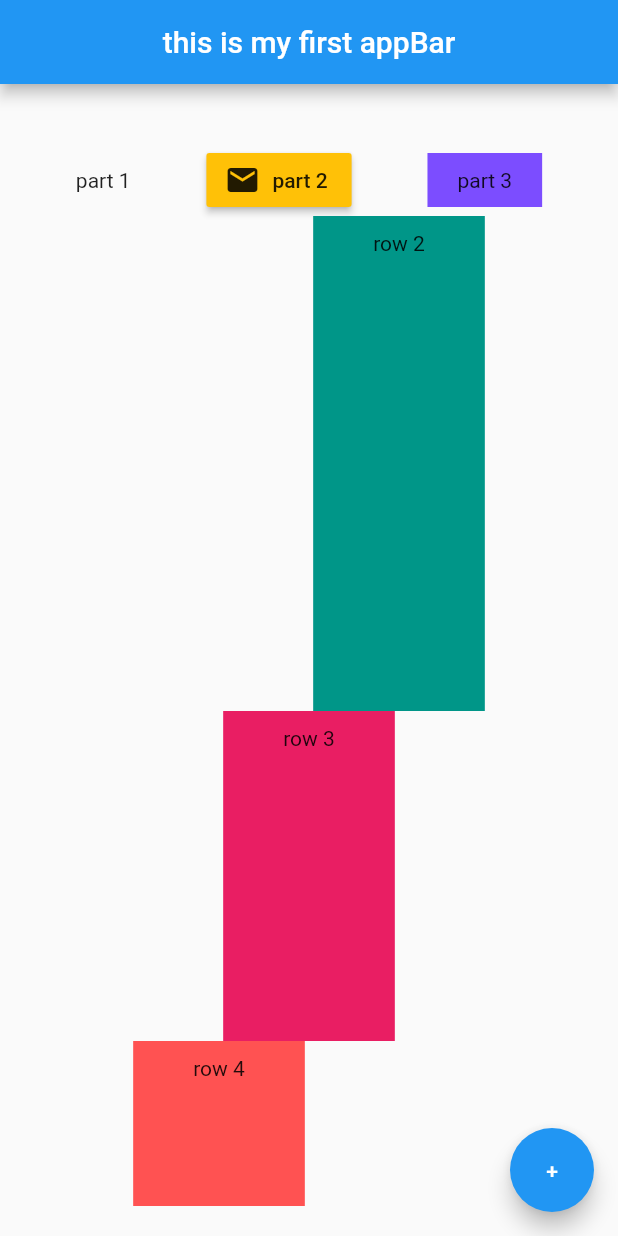
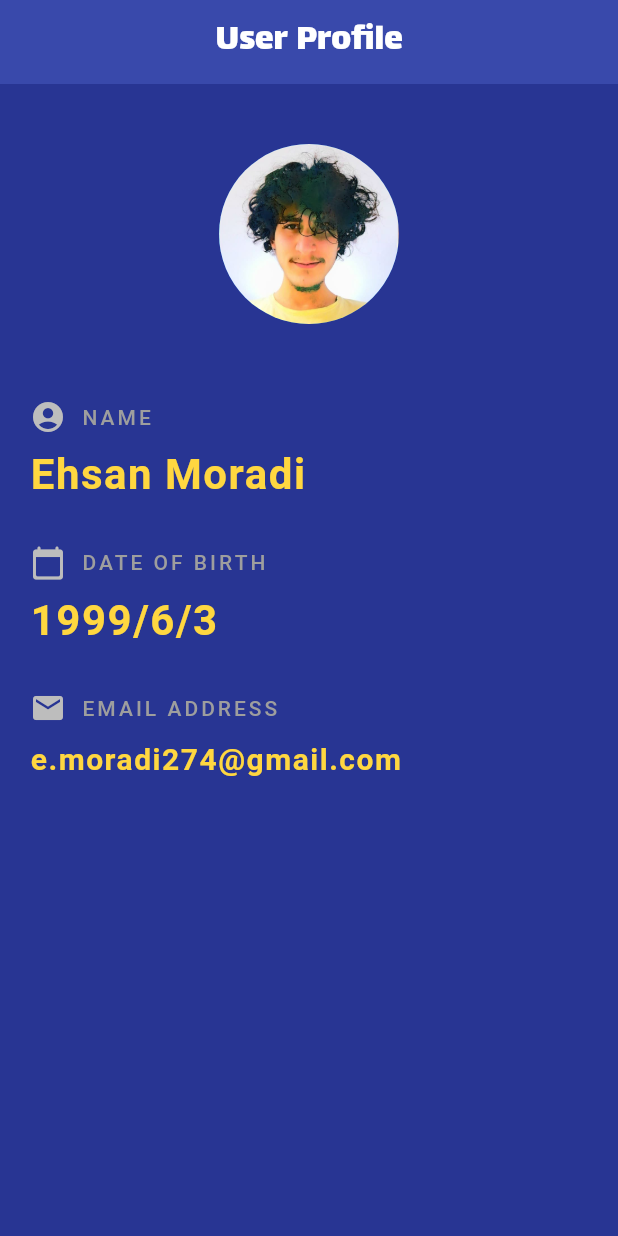
Before and after one commit to E837/First_FLutter_Repo, a Flutter app: the screen it shows after launch, on a phone screen of 412 x 824 dp. Run offline on Flutter 3.47's test engine with Material 2 defaults, Android fonts, the phone set to English and light mode, and no system bars.

Commit message:
session15 "userProfile UI exercise"

```diff
--- a/lib/main.dart
+++ b/lib/main.dart
@@ -10,67 +10,117 @@ class Home extends StatelessWidget {
   @override
   Widget build(BuildContext context) {
     return Scaffold(
+      backgroundColor: Colors.indigo[800],
       appBar: AppBar(
-        title: Text('this is my first appBar'),
+        elevation: 0,
+        backgroundColor: Colors.indigo[600],
         centerTitle: true,
+        title: Text(
+          'User Profile',
+          style: TextStyle(
+            fontFamily: 'lalezar',
+            fontSize: 25,
+            wordSpacing: 2,
+          ),
+        ),
       ),
-      body: Container(
-        margin: EdgeInsets.only(bottom: 20),
+      body: Padding(
+        padding: EdgeInsets.symmetric(horizontal: 20, vertical: 40),
         child: Column(
-          mainAxisAlignment: MainAxisAlignment.spaceBetween,
-          crossAxisAlignment: CrossAxisAlignment.center,
+          crossAxisAlignment: CrossAxisAlignment.start,
           children: [
-            Container(
-              child: Row(
-                mainAxisAlignment: MainAxisAlignment.spaceEvenly,
-                children: [
-                  Text('part 1'),
-                  RaisedButton.icon(
-                    onPressed: () {},
-                    label: Text('part 2'),
-                    color: Colors.amber,
-                    icon: Icon(Icons.mail),
-                  ),
-                  Container(
-                    color: Colors.deepPurpleAccent,
-                    padding: EdgeInsets.symmetric(horizontal: 20, vertical: 10),
-                    child: Text('part 3'),
-                  ),
-                ],
-              ),
-              margin: EdgeInsets.only(top: 40),
-            ),
-            Expanded(
-              flex: 3,
-              child: Container(
-                color: Colors.teal,
-                child: Text('row 2'),
-                padding: EdgeInsets.symmetric(horizontal: 40, vertical: 10),
-                margin: EdgeInsets.only(left: 120),
+            Center(
+              child: CircleAvatar(
+                radius: 60,
+                backgroundImage: AssetImage('assets/my_avatar_image.jpg'),
               ),
             ),
-            Expanded(
-              flex: 2,
-              child: Container(
-                color: Colors.pink,
-                child: Text('row 3'),
-                padding: EdgeInsets.symmetric(horizontal: 40, vertical: 10),
+            SizedBox(height: 50,),
+            Row(
+              children: [
+                Icon(
+                  Icons.account_circle,
+                  color: Colors.grey[400],
+                ),
+                SizedBox(width: 10,),
+                Text(
+                  'NAME',
+                  style: TextStyle(
+                    color: Colors.grey,
+                    letterSpacing: 2,
+                    fontWeight: FontWeight.w500,
+                  ),
+                ),
+              ],
+            ),
+            SizedBox(height: 10,),
+            Text(
+              'Ehsan Moradi',
+              style: TextStyle(
+                color: Colors.amberAccent,
+                fontWeight: FontWeight.bold,
+                letterSpacing: 1,
+                fontSize: 28,
               ),
             ),
-            Expanded(
-              flex: 1,
-              child: Container(
-                color: Colors.redAccent,
-                child: Text('row 4'),
-                padding: EdgeInsets.symmetric(horizontal: 40, vertical: 10),
-                margin: EdgeInsets.only(right: 120),
+            SizedBox(height: 30,),
+            Row(
+              children: [
+                Icon(
+                  Icons.calendar_today_rounded,
+                  color: Colors.grey[400],
+                ),
+                SizedBox(width: 10,),
+                Text(
+                  'DATE OF BIRTH',
+                  style: TextStyle(
+                    color: Colors.grey,
+                    letterSpacing: 2,
+                    fontWeight: FontWeight.w500,
+                  ),
+                ),
+              ],
+            ),
+            SizedBox(height: 10,),
+            Text(
+              '1999/6/3',
+              style: TextStyle(
+                color: Colors.amberAccent,
+                fontWeight: FontWeight.bold,
+                letterSpacing: 1,
+                fontSize: 28,
               ),
             ),
+            SizedBox(height: 30,),
+            Row(
+              children: [
+                Icon(
+                  Icons.mail,
+                  color: Colors.grey[400],
+                ),
+                SizedBox(width: 10,),
+                Text(
+                  'EMAIL ADDRESS',
+                  style: TextStyle(
+                    color: Colors.grey,
+                    letterSpacing: 2,
+                    fontWeight: FontWeight.w500,
+                  ),
+                ),
+              ],
+            ),
+            SizedBox(height: 10,),
+            Text(
+              'e.moradi274@gmail.com',
+              style: TextStyle(
+                color: Colors.amberAccent,
+                letterSpacing: 1,
+                fontWeight: FontWeight.bold,
+                fontSize: 20,
+              ),
+            )
           ],
         ),
-      ),
-      floatingActionButton: FloatingActionButton(
-        child: Text('+'),
       ),
     );
   }
```
Also changed, not shown: assets/my_avatar_image.jpg (added).
